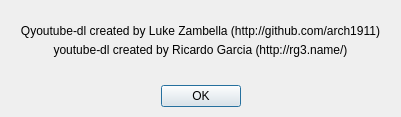
Above: UI_Files/about.ui from lzambella/Qyoutube-dl before the change. Below: the same form after it.
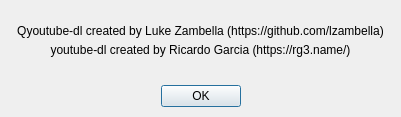
That is the form after the change.

Diff of the .ui file:
```diff
--- a/UI_Files/about.ui
+++ b/UI_Files/about.ui
@@ -54,7 +54,7 @@
     </rect>
    </property>
    <property name="text">
-    <string>Qyoutube-dl created by Luke Zambella (http://github.com/arch1911)</string>
+    <string>Qyoutube-dl created by Luke Zambella (https://github.com/lzambella)</string>
    </property>
    <property name="alignment">
     <set>Qt::AlignCenter</set>
@@ -70,7 +70,7 @@
     </rect>
    </property>
    <property name="text">
-    <string>youtube-dl created by Ricardo Garcia (http://rg3.name/)</string>
+    <string>youtube-dl created by Ricardo Garcia (https://rg3.name/)</string>
    </property>
    <property name="alignment">
     <set>Qt::AlignCenter</set>
```
